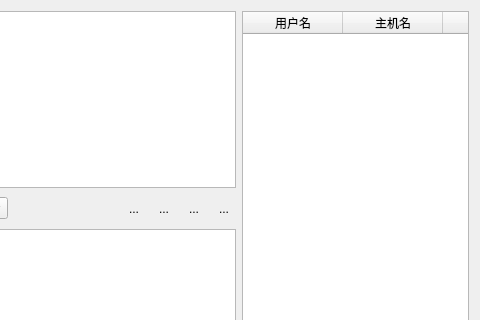
First picture: the form in Client/chatwidget.ui, repository Psychim/Group5Pro, before the edit; both pictures show x 320 to 800 and y 0 to 320 of the 800 by 450 pixel window.
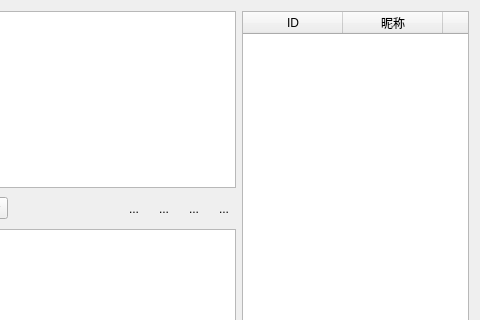
Second picture: the form after the edit. Icons and pictures are not drawn.

The edit to the form file:
```diff
--- a/Client/chatwidget.ui
+++ b/Client/chatwidget.ui
@@ -30,12 +30,12 @@
      </property>
      <column>
       <property name="text">
-       <string>用户名</string>
+       <string>ID</string>
       </property>
      </column>
      <column>
       <property name="text">
-       <string>主机名</string>
+       <string>昵称</string>
       </property>
      </column>
      <column>
```
